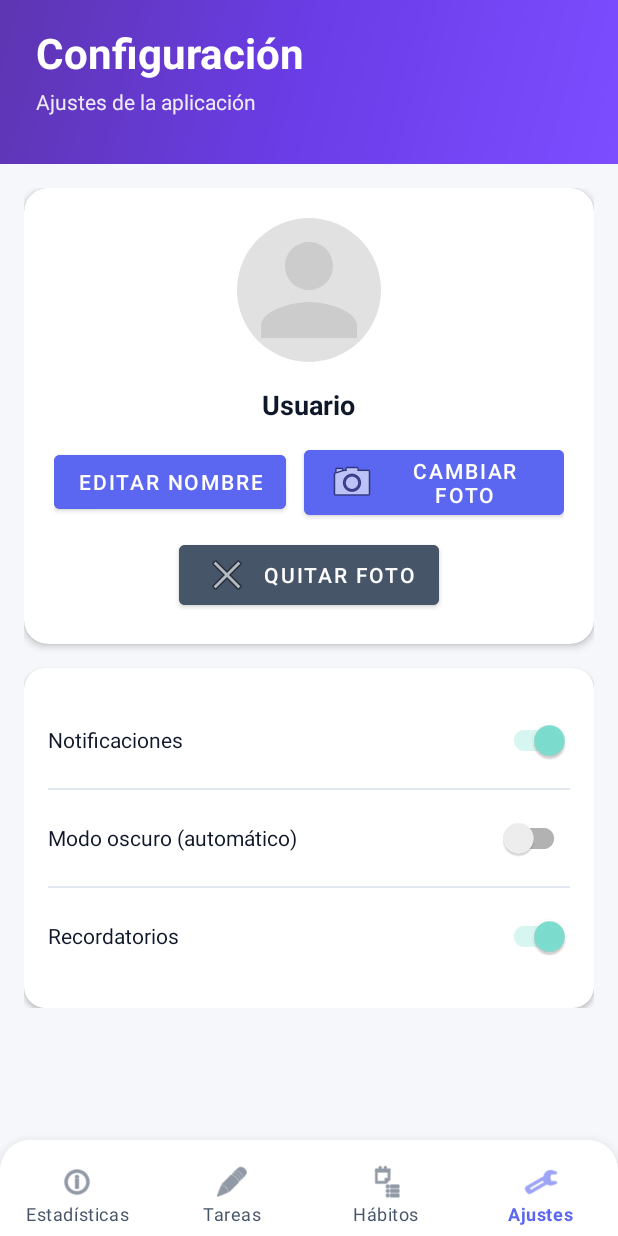
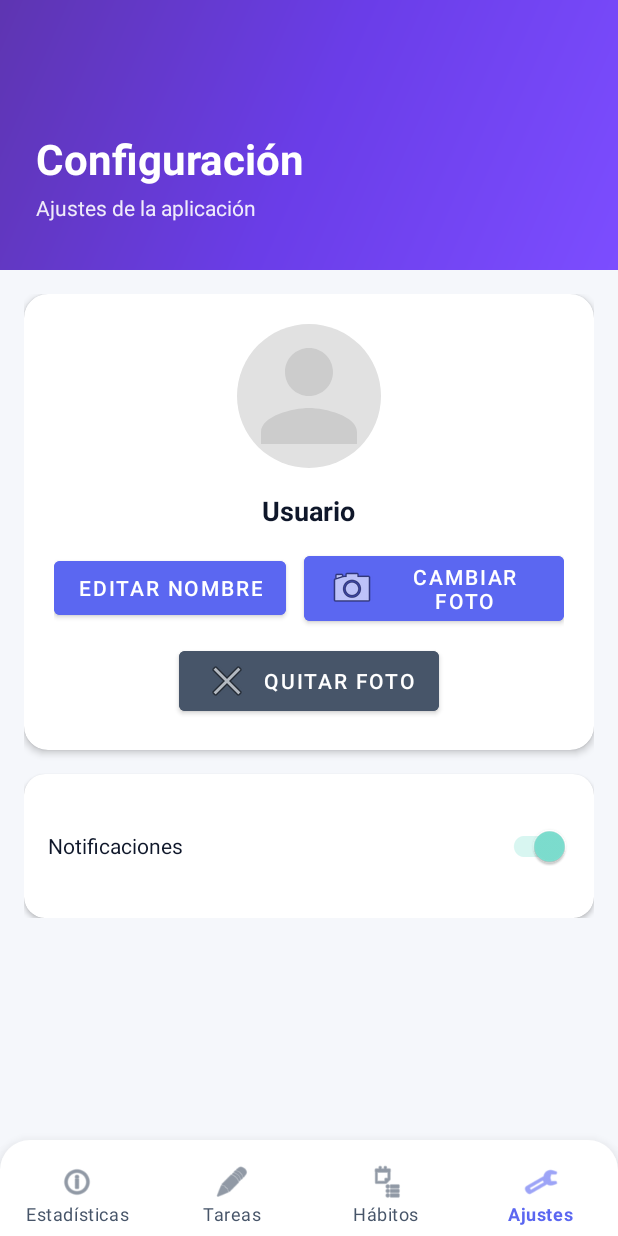
Before and after one commit to Pipe7993/HabiTapp, an Android app: the screen it shows after launch (MainActivity), item 4 of the bottom bar chosen, on a phone screen of 412 x 824 dp. Run offline under Robolectric (Android 15) with nearby library versions, the phone set to English and light mode, and no system bars; our stand-ins replace Room's generated code.

Commit message:
fix errores visuales y quitar cosas que no se usan

```diff
--- a/app/src/main/java/com/example/habitapp/ui/HabitsFragment.kt
+++ b/app/src/main/java/com/example/habitapp/ui/HabitsFragment.kt
@@ -19,9 +19,6 @@ import androidx.recyclerview.widget.RecyclerView
 import com.example.habitapp.R
 import com.example.habitapp.data.entity.Habito
 import com.example.habitapp.viewmodel.HabitoRoomViewModel
-import com.example.habitapp.viewmodel.TareaRoomViewModel
-import com.example.habitapp.data.entity.Tarea
-import com.example.habitapp.ui.TasksAdapter
 import com.google.android.material.textfield.TextInputEditText
 import android.text.Editable
 import android.text.TextWatcher
@@ -100,23 +97,6 @@ class HabitsFragment : Fragment() {
             }
             override fun afterTextChanged(s: Editable?) {}
         })
-
-        // Tareas para hoy
-        val recyclerTasksToday = view.findViewById<RecyclerView>(R.id.recycler_tasks_today)
-        val tareaViewModel = ViewModelProvider(requireActivity(), ViewModelProvider.AndroidViewModelFactory.getInstance(requireActivity().application))[TareaRoomViewModel::class.java]
-        val tasksTodayAdapter = TasksAdapter { tarea ->
-            val intent = Intent(requireContext(), TaskDetailActivity::class.java)
-            intent.putExtra("TASK_ID", tarea.idTarea)
-            startActivity(intent)
-        }
-        recyclerTasksToday.layoutManager = LinearLayoutManager(requireContext())
-        recyclerTasksToday.adapter = tasksTodayAdapter
-        // Mostrar tareas para hoy
-        lifecycleScope.launch {
-            tareaViewModel.getParaHoy().collectLatest { lista ->
-                tasksTodayAdapter.submitList(lista)
-            }
-        }
     }
 }
 
--- a/app/src/main/java/com/example/habitapp/ui/SettingsFragment.kt
+++ b/app/src/main/java/com/example/habitapp/ui/SettingsFragment.kt
@@ -25,6 +25,7 @@ class SettingsFragment : Fragment() {
     private lateinit var viewModel: SettingsViewModel
     private var tempCameraUri: Uri? = null
     private var lastPhotoUri: String? = null
+    private var showPhotoCongrats: Boolean = false // <-- NUEVA BANDERA
 
     private val pickImageLauncher = registerForActivityResult(ActivityResultContracts.OpenDocument()) { uri: Uri? ->
         uri?.let {
@@ -32,13 +33,17 @@ class SettingsFragment : Fragment() {
                 it,
                 Intent.FLAG_GRANT_READ_URI_PERMISSION
             )
+            showPhotoCongrats = true // <-- Solo cuando el usuario selecciona una foto
             viewModel.actualizarFotoUsuario(1L, it.toString())
         }
     }
 
     private val takePictureLauncher = registerForActivityResult(ActivityResultContracts.TakePicture()) { success: Boolean ->
         if (success) {
-            tempCameraUri?.let { viewModel.actualizarFotoUsuario(1L, it.toString()) }
+            tempCameraUri?.let {
+                showPhotoCongrats = true // <-- Solo cuando el usuario toma una foto
+                viewModel.actualizarFotoUsuario(1L, it.toString())
+            }
         }
     }
 
@@ -74,15 +79,11 @@ class SettingsFragment : Fragment() {
         viewModel = ViewModelProvider(requireActivity())[SettingsViewModel::class.java]
 
         val swNot = view.findViewById<androidx.appcompat.widget.SwitchCompat>(R.id.switch_notifications)
-        val swDark = view.findViewById<androidx.appcompat.widget.SwitchCompat>(R.id.switch_darkmode)
-        val swRem = view.findViewById<androidx.appcompat.widget.SwitchCompat>(R.id.switch_reminders)
         val ivFoto = view.findViewById<android.widget.ImageView>(R.id.iv_foto_usuario)
         val btnQuitarFoto = view.findViewById<View>(R.id.btn_quitar_foto)
 
         viewModel.state.observe(viewLifecycleOwner) { state ->
             swNot.isChecked = state.notifications
-            swDark.isChecked = state.darkMode
-            swRem.isChecked = state.reminders
         }
 
         viewModel.fotoUsuario.observe(viewLifecycleOwner) { uriString ->
@@ -94,18 +95,17 @@ class SettingsFragment : Fragment() {
 
             val previous = lastPhotoUri
             lastPhotoUri = uriString
-            if (!uriString.isNullOrBlank() && uriString != previous) {
+            if (!uriString.isNullOrBlank() && uriString != previous && showPhotoCongrats) {
                 AlertDialog.Builder(requireContext())
                     .setTitle("¡Foto actualizada!")
                     .setMessage("Tu perfil se ve genial con la nueva foto.")
                     .setPositiveButton("Cerrar", null)
                     .show()
+                showPhotoCongrats = false // <-- Resetear bandera
             }
         }
 
         swNot.setOnCheckedChangeListener { _, isChecked -> viewModel.setNotifications(isChecked) }
-        swDark.setOnCheckedChangeListener { _, isChecked -> viewModel.setDarkMode(isChecked) }
-        swRem.setOnCheckedChangeListener { _, isChecked -> viewModel.setReminders(isChecked) }
 
         val tvNombreUsuario = view.findViewById<TextView>(R.id.tv_nombre_usuario)
         viewModel.nombreUsuario.observe(viewLifecycleOwner) { nombre ->
--- a/app/src/main/java/com/example/habitapp/ui/TasksFragment.kt
+++ b/app/src/main/java/com/example/habitapp/ui/TasksFragment.kt
@@ -57,7 +57,7 @@ class TasksFragment : Fragment() {
 
         tareaViewModel = ViewModelProvider(requireActivity(), ViewModelProvider.AndroidViewModelFactory.getInstance(requireActivity().application))[TareaRoomViewModel::class.java]
 
-        val rv = view.findViewById<androidx.recyclerview.widget.RecyclerView>(R.id.rv_tasks)
+        val rv = view.findViewById<androidx.recyclerview.widget.RecyclerView>(R.id.recycler_tasks)
         adapter = TasksAdapter { tarea ->
             val intent = Intent(requireContext(), TaskDetailActivity::class.java)
             intent.putExtra("TASK_ID", tarea.idTarea)
--- a/app/src/main/res/layout/fragment_settings.xml
+++ b/app/src/main/res/layout/fragment_settings.xml
@@ -132,58 +132,6 @@
                             android:layout_width="wrap_content"
                             android:layout_height="wrap_content" />
                     </LinearLayout>
-
-                    <View
-                        android:layout_width="match_parent"
-                        android:layout_height="1dp"
-                        android:background="@color/divider_light" />
-
-                    <LinearLayout
-                        android:layout_width="match_parent"
-                        android:layout_height="wrap_content"
-                        android:orientation="horizontal"
-                        android:gravity="center_vertical"
-                        android:paddingTop="8dp"
-                        android:paddingBottom="8dp">
-
-                        <TextView
-                            android:layout_width="0dp"
-                            android:layout_height="wrap_content"
-                            android:layout_weight="1"
-                            android:text="Modo oscuro (automático)"
-                            android:textColor="@color/text_primary" />
-
-                        <androidx.appcompat.widget.SwitchCompat
-                            android:id="@+id/switch_darkmode"
-                            android:layout_width="wrap_content"
-                            android:layout_height="wrap_content" />
-                    </LinearLayout>
-
-                    <View
-                        android:layout_width="match_parent"
-                        android:layout_height="1dp"
-                        android:background="@color/divider_light" />
-
-                    <LinearLayout
-                        android:layout_width="match_parent"
-                        android:layout_height="wrap_content"
-                        android:orientation="horizontal"
-                        android:gravity="center_vertical"
-                        android:paddingTop="8dp"
-                        android:paddingBottom="8dp">
-
-                        <TextView
-                            android:layout_width="0dp"
-                            android:layout_height="wrap_content"
-                            android:layout_weight="1"
-                            android:text="Recordatorios"
-                            android:textColor="@color/text_primary" />
-
-                        <androidx.appcompat.widget.SwitchCompat
-                            android:id="@+id/switch_reminders"
-                            android:layout_width="wrap_content"
-                            android:layout_height="wrap_content" />
-                    </LinearLayout>
                 </LinearLayout>
             </com.google.android.material.card.MaterialCardView>
 
--- a/app/src/main/res/layout/fragment_stats.xml
+++ b/app/src/main/res/layout/fragment_stats.xml
@@ -14,7 +14,8 @@
     <ScrollView
         android:layout_width="match_parent"
         android:layout_height="match_parent"
-        android:padding="16dp">
+        android:padding="16dp"
+        android:paddingTop="12dp">
 
         <LinearLayout
             android:layout_width="match_parent"
--- a/app/src/main/res/layout/header_purple.xml
+++ b/app/src/main/res/layout/header_purple.xml
@@ -1,15 +1,20 @@
 <?xml version="1.0" encoding="utf-8"?>
-<LinearLayout xmlns:android="http://schemas.android.com/apk/res/android"
+<FrameLayout xmlns:android="http://schemas.android.com/apk/res/android"
     android:id="@+id/header_container"
     android:layout_width="match_parent"
-    android:layout_height="wrap_content"
-    android:orientation="vertical"
+    android:layout_height="180dp"
     android:background="@drawable/header_purple_gradient"
     android:paddingStart="24dp"
     android:paddingEnd="24dp"
     android:paddingTop="0dp"
     android:paddingBottom="32dp"
-    android:fitsSystemWindows="false">
+    android:fitsSystemWindows="true">
+
+    <LinearLayout
+        android:layout_width="match_parent"
+        android:layout_height="match_parent"
+        android:orientation="vertical"
+        android:gravity="bottom">
 
         <TextView
             android:id="@+id/tv_header_title"
@@ -29,5 +34,6 @@
             android:textColor="@android:color/white"
             android:alpha="0.9"
             android:layout_marginTop="4dp" />
+    </LinearLayout>
 
-</LinearLayout>
+</FrameLayout>
--- a/app/src/main/res/layout/item_habit.xml
+++ b/app/src/main/res/layout/item_habit.xml
@@ -3,9 +3,9 @@
     xmlns:card_view="http://schemas.android.com/apk/res-auto"
     android:layout_width="match_parent"
     android:layout_height="wrap_content"
-    android:layout_margin="8dp"
+    android:layout_margin="10dp"
     card_view:cardCornerRadius="12dp"
-    card_view:cardElevation="2dp"
+    card_view:cardElevation="4dp"
     android:foreground="?attr/selectableItemBackground">
 
     <LinearLayout
```
Also changed, not shown: app/src/main/res/layout/fragment_habits.xml (+8 -24 lines), app/src/main/res/layout/fragment_tasks.xml (+11 -8 lines), app/src/main/res/layout/item_task.xml (+4 -4 lines). Lines whose indentation alone changed are shown as unchanged.
